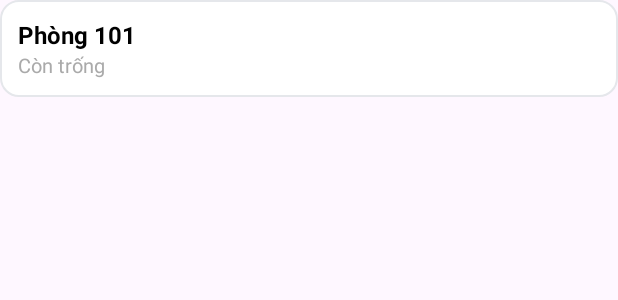
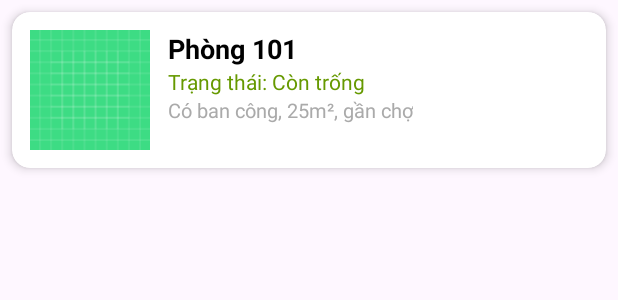
Before and after one commit to phud22cntt03/QLPhongTro, an Android app: the layout item_room.xml on its own in the app's theme, with its tools: preview values and no code run, on a phone screen of 412 x 824 dp. Shown: the top 300 px of the screen. Run offline under Robolectric (Android 15) with nearby library versions, the phone set to English and light mode, and no system bars.

Commit message:
update giao diện phòng

```diff
--- /dev/null
+++ b/app/src/main/res/drawable/ic_add.xml
@@ -0,0 +1,5 @@
+<vector xmlns:android="http://schemas.android.com/apk/res/android" android:height="24dp" android:tint="#2196F3" android:viewportHeight="24" android:viewportWidth="24" android:width="24dp">
+
+    <path android:fillColor="@android:color/white" android:pathData="M19,13h-6v6h-2v-6H5v-2h6V5h2v6h6v2z"/>
+
+</vector>
--- a/app/src/main/res/layout/activity_room_list.xml
+++ b/app/src/main/res/layout/activity_room_list.xml
@@ -30,7 +30,7 @@
             android:layout_height="48dp"
             android:background="@color/onPrimary"
             android:contentDescription="@string/add_room"
-            android:src="@android:drawable/ic_input_add" />
+            android:src="@drawable/ic_add" />
     </LinearLayout>
 
     <!-- Ô tìm kiếm -->
@@ -42,7 +42,7 @@
         android:layout_height="wrap_content"
         android:layout_marginTop="12dp"
         android:background="@drawable/bg_edittext"
-        android:drawableStart="@android:drawable/ic_menu_search"
+        android:drawableStart="@android:drawable/ic_search"
         android:hint="Tìm kiếm"
         android:padding="12dp" />
 
--- a/app/src/main/res/layout/item_room.xml
+++ b/app/src/main/res/layout/item_room.xml
@@ -1,26 +1,59 @@
 <?xml version="1.0" encoding="utf-8"?>
-<LinearLayout xmlns:android="http://schemas.android.com/apk/res/android"
+<androidx.cardview.widget.CardView xmlns:android="http://schemas.android.com/apk/res/android"
+    xmlns:app="http://schemas.android.com/apk/res-auto"
     android:layout_width="match_parent"
     android:layout_height="wrap_content"
+    android:layout_margin="8dp"
+    app:cardCornerRadius="12dp"
+    app:cardElevation="4dp">
+
+    <LinearLayout
+        android:layout_width="match_parent"
+        android:layout_height="wrap_content"
+        android:orientation="horizontal"
+        android:padding="12dp">
+
+        <!-- Ảnh phòng -->
+        <ImageView
+            android:id="@+id/imgRoom"
+            android:layout_width="80dp"
+            android:layout_height="80dp"
+            android:scaleType="centerCrop"
+            android:src="@drawable/ic_launcher_background" />
+
+        <!-- Thông tin phòng -->
+        <LinearLayout
+            android:layout_width="0dp"
+            android:layout_height="73dp"
+            android:layout_weight="1"
             android:orientation="vertical"
-    android:background="@drawable/bg_card"
-    android:padding="12dp"
-    android:layout_marginBottom="12dp">
+            android:paddingStart="12dp">
 
             <TextView
                 android:id="@+id/tvRoomName"
                 android:layout_width="wrap_content"
                 android:layout_height="wrap_content"
                 android:text="Phòng 101"
-        android:textStyle="bold"
-        android:textSize="16sp"
-        android:textColor="@android:color/black" />
+                android:textColor="@android:color/black"
+                android:textSize="18sp"
+                android:textStyle="bold" />
 
             <TextView
                 android:id="@+id/tvStatus"
                 android:layout_width="wrap_content"
                 android:layout_height="wrap_content"
-        android:text="Còn trống"
-        android:textSize="13sp"
-        android:textColor="@android:color/darker_gray" />
+                android:text="Trạng thái: Còn trống"
+                android:textColor="@android:color/holo_green_dark"
+                android:textSize="14sp" />
+
+            <TextView
+                android:id="@+id/tvDescription"
+                android:layout_width="wrap_content"
+                android:layout_height="wrap_content"
+                android:text="Có ban công, 25m², gần chợ"
+                android:textColor="@android:color/darker_gray"
+                android:textSize="13sp" />
+
         </LinearLayout>
+    </LinearLayout>
+</androidx.cardview.widget.CardView>
```
Lines whose indentation alone changed are shown as unchanged.
